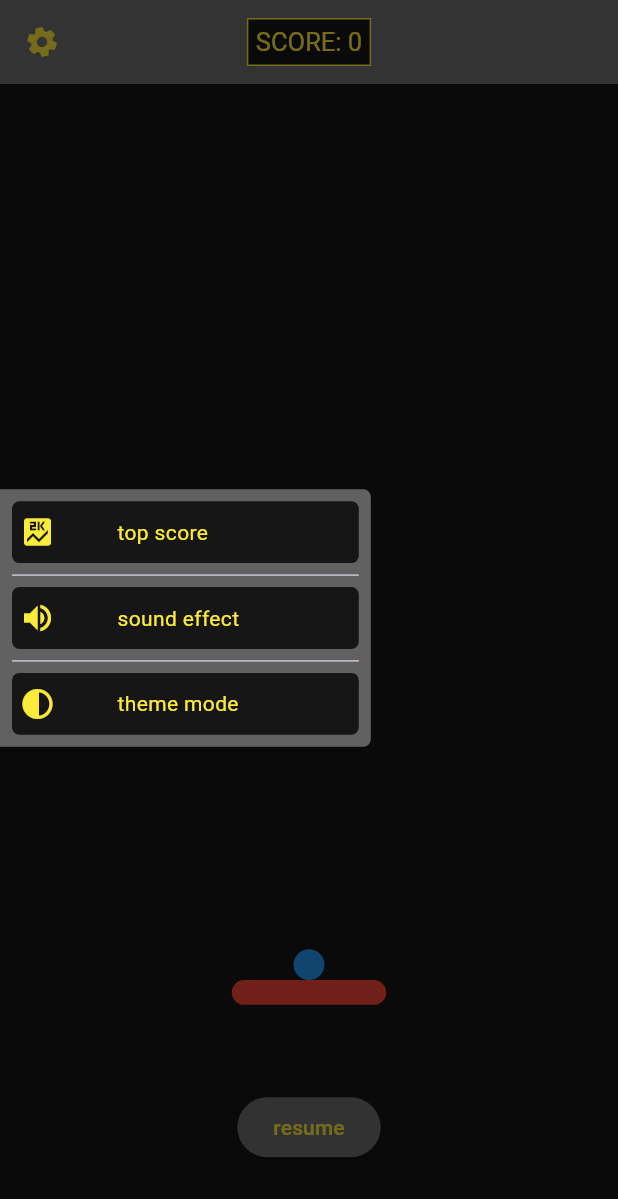
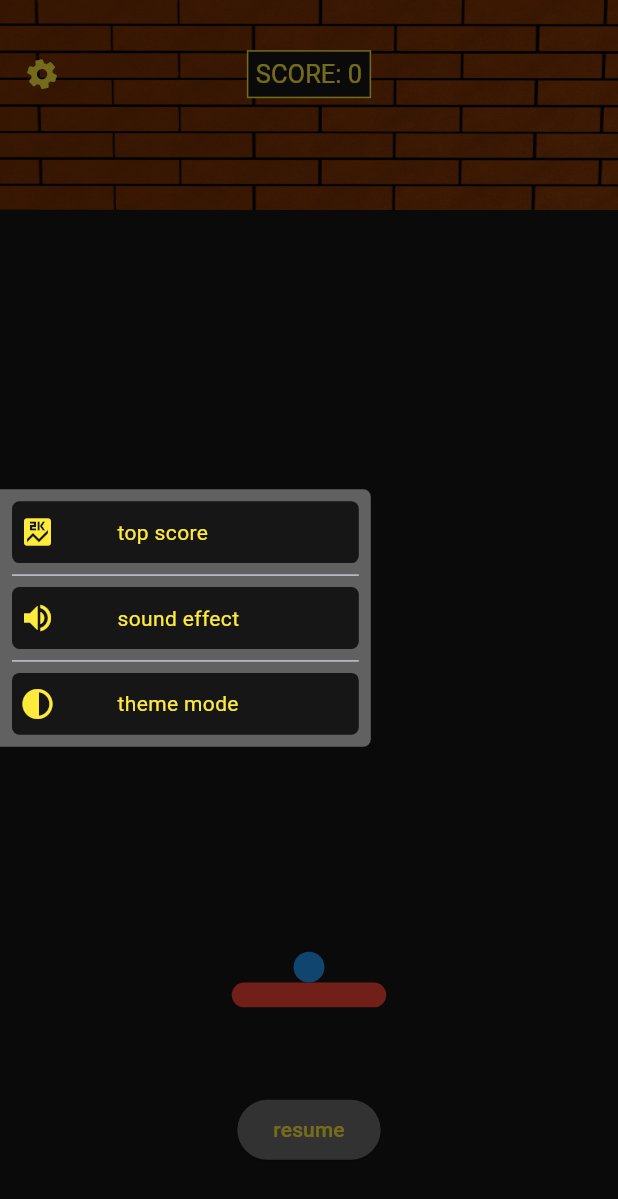
Before and after one commit to AmineDEVWEBAPP/pingpong, a Flutter app: the screen it shows after launch, after a tap on the "settings" icon, on a phone screen of 412 x 824 dp. Shown: the top 1199 px of the screen. Run offline on Flutter 3.47's test engine with Material 3 defaults, Android fonts, the light colour scheme and no system bars; our stand-ins replace get, shared_preferences.

Commit message:
handling wall && appBar

```diff
--- /dev/null
+++ b/lib/core/const/consts.dart
@@ -0,0 +1 @@
+const String wallPath = 'assets/img/wall.png';
--- a/lib/view/screen/game.dart
+++ b/lib/view/screen/game.dart
@@ -2,9 +2,9 @@ import 'package:flutter/material.dart';
 import 'package:get/get.dart';
 
 import '../../controller/game_controller.dart';
-import '../../core/config/theme_config.dart' show ThemeConfig;
+import '../../core/config/theme_config.dart';
 import '../../core/const/enum.dart';
-import '../widget/drawer/icon.dart';
+import '../widget/game_widget/appbar.dart';
 import '../widget/game_widget/ball.dart';
 import '../widget/game_widget/paddle.dart';
 import 'drawer.dart';
@@ -20,31 +20,7 @@ class GamePage extends StatelessWidget {
     Size size = MediaQuery.sizeOf(context);
     return Scaffold(
       key: _scaffoldState,
-      appBar: AppBar(
-        backgroundColor: _theme.cardColor,
-        iconTheme: _theme.iconTheme,
-        leading: DrawerIcon(
-          onTap: () {
-            _scaffoldState.currentState?.openDrawer();
-          },
-        ),
-        centerTitle: true,
-        titleTextStyle: TextStyle(fontSize: 17),
-        title: GetBuilder<GameController>(
-          id: 'score',
-          builder: (controller) => Container(
-            padding: EdgeInsets.all(5),
-            decoration: BoxDecoration(
-              color: _theme.scaffoldBackgroundColor,
-              border: Border.all(color: _theme.secondaryHeaderColor),
-            ),
-            child: Text(
-              'SCORE: ${controller.score}',
-              style: _theme.textTheme.bodyMedium,
-            ),
-          ),
-        ),
-      ),
+
       onDrawerChanged: (isOpened) {
         _gContr.stop();
         _gContr.drawerAnimation();
@@ -52,7 +28,8 @@ class GamePage extends StatelessWidget {
       drawer: GameDrawer(),
       body: Column(
         children: [
-          SizedBox(height: size.height * 0.7),
+          GameAppBar(scaffoldState: _scaffoldState),
+          SizedBox(height: size.height * 0.6),
           Ball(),
           Paddle(),
           SizedBox(height: size.height * 0.02),
--- /dev/null
+++ b/lib/view/widget/game_widget/appbar.dart
@@ -0,0 +1,54 @@
+import 'package:flutter/material.dart';
+import 'package:get/get_state_manager/src/simple/get_state.dart';
+
+import '../../../controller/game_controller.dart';
+import '../../../core/config/theme_config.dart';
+import '../../../core/const/consts.dart';
+import '../drawer/icon.dart';
+
+class GameAppBar extends StatelessWidget {
+  GameAppBar({super.key, required this.scaffoldState});
+
+  final ThemeData _theme = ThemeConfig.theme;
+  final GlobalKey<ScaffoldState> scaffoldState;
+
+  @override
+  Widget build(BuildContext context) {
+    Size size = MediaQuery.sizeOf(context);
+    return Stack(
+      children: [
+        SizedBox(
+          width: double.infinity,
+          height: size.height * 0.17,
+          child: Image.asset(wallPath, fit: BoxFit.fill),
+        ),
+        AppBar(
+          toolbarHeight: size.height * 0.12,
+          backgroundColor: Colors.transparent,
+          iconTheme: _theme.iconTheme,
+          leading: DrawerIcon(
+            onTap: () {
+              scaffoldState.currentState?.openDrawer();
+            },
+          ),
+          centerTitle: true,
+          titleTextStyle: TextStyle(fontSize: 17),
+          title: GetBuilder<GameController>(
+            id: 'score',
+            builder: (controller) => Container(
+              padding: EdgeInsets.all(5),
+              decoration: BoxDecoration(
+                color: _theme.scaffoldBackgroundColor,
+                border: Border.all(color: _theme.secondaryHeaderColor),
+              ),
+              child: Text(
+                'SCORE: ${controller.score}',
+                style: _theme.textTheme.bodyMedium,
+              ),
+            ),
+          ),
+        ),
+      ],
+    );
+  }
+}
--- a/pubspec.yaml
+++ b/pubspec.yaml
@@ -60,9 +60,9 @@ flutter:
   uses-material-design: true
 
   # To add assets to your application, add an assets section, like this:
-  # assets:
-  #   - images/a_dot_burr.jpeg
-  #   - images/a_dot_ham.jpeg
+  assets:
+    - assets/img/
+    - assets/sound/
 
   # An image asset can refer to one or more resolution-specific "variants", see
   # https://flutter.dev/to/resolution-aware-images
```
Also changed, not shown: assets/img/wall.png (added).
